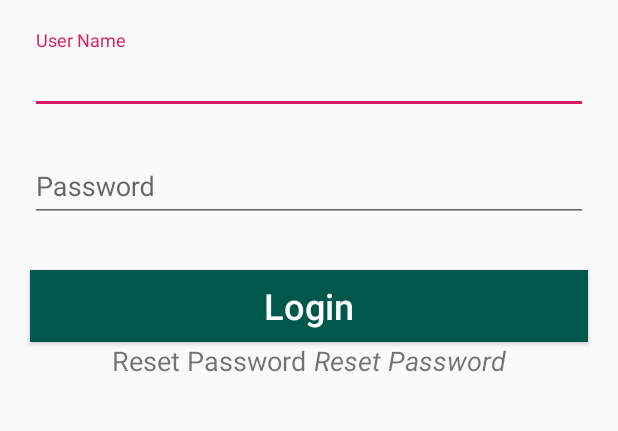
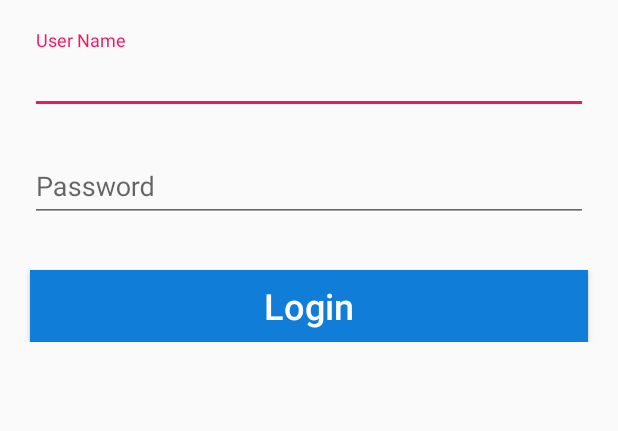
Before and after one commit to London18/team-1, an Android app: the layout login.xml on its own in the app's theme, with its tools: preview values and no code run, on a phone screen of 412 x 824 dp, the part 360-791 px from its top. Run offline under Robolectric (Android 15) with nearby library versions, the phone set to English and light mode, and no system bars; network calls fail.

Commit message:
refactored code

```diff
--- a/Android/JuliasHouse/app/src/main/java/com/example/pemil/juliashouse/LoginActivity.java
+++ b/Android/JuliasHouse/app/src/main/java/com/example/pemil/juliashouse/LoginActivity.java
@@ -3,6 +3,7 @@ package com.example.pemil.juliashouse;
 import android.content.Context;
 import android.content.Intent;
 import android.os.Bundle;
+import android.support.v7.app.ActionBar;
 import android.support.v7.app.AppCompatActivity;
 import android.util.Log;
 import android.content.SharedPreferences;
@@ -83,6 +84,11 @@ public class LoginActivity extends AppCompatActivity {
         super.onCreate(savedInstanceState);
         setContentView(R.layout.login);
         mInstance = this;
+
+        ActionBar actionBar = getSupportActionBar();
+        if (actionBar != null) {
+            actionBar.hide();
+        }
 
         // Check if UserResponse is Already Logged In
         savedUser = sharedPref.getString("username", "");
--- a/Android/JuliasHouse/app/src/main/java/com/example/pemil/juliashouse/SitActivity.java
+++ b/Android/JuliasHouse/app/src/main/java/com/example/pemil/juliashouse/SitActivity.java
@@ -1,6 +1,7 @@
 package com.example.pemil.juliashouse;
 
 import android.os.Bundle;
+import android.support.v7.app.ActionBar;
 import android.support.v7.app.AppCompatActivity;
 import android.widget.ArrayAdapter;
 import android.widget.Spinner;
@@ -13,6 +14,9 @@ public class SitActivity extends AppCompatActivity {
     protected void onCreate(Bundle savedInstanceState) {
         super.onCreate(savedInstanceState);
         setContentView(R.layout.sit_layout);
+
+        ActionBar actionBar = getSupportActionBar();
+        actionBar.hide();
         int id = getIntent().getIntExtra(NotificationUtils.ID, -1);
         Toast.makeText(getApplicationContext(), "Current sit is " + id, Toast.LENGTH_SHORT).show();
 
--- a/Android/JuliasHouse/app/src/main/res/layout/login.xml
+++ b/Android/JuliasHouse/app/src/main/res/layout/login.xml
@@ -64,42 +64,13 @@
                 android:layout_marginLeft="20dp"
                 android:layout_marginTop="24dp"
                 android:layout_marginRight="20dp"
-                android:background="@color/colorPrimaryDark"
+                android:background="@color/colorPrimary"
                 android:onClick="login"
                 android:text="Login"
                 android:textAllCaps="false"
                 android:textColor="@android:color/white"
                 android:textSize="24sp" />
 
-
-
-
-            <RelativeLayout
-                android:layout_width="wrap_content"
-                android:layout_height="wrap_content"
-                android:layout_gravity="center_horizontal"
-                android:orientation="horizontal">
-
-                <TextView
-                    android:id="@+id/text_signup"
-                    android:layout_width="wrap_content"
-                    android:layout_height="wrap_content"
-                    android:layout_marginBottom="24dp"
-                    android:text="@string/reset_passwd"
-                    android:textSize="18sp" />
-
-                <TextView
-                    android:id="@+id/link_signup"
-                    android:layout_width="wrap_content"
-                    android:layout_height="wrap_content"
-                    android:layout_marginBottom="24dp"
-                    android:layout_marginLeft="5dp"
-                    android:layout_toEndOf="@+id/text_signup"
-                    android:text="@string/reset_passwd"
-                    android:textSize="18sp"
-                    android:textStyle="italic" />
-            </RelativeLayout>
-
         </LinearLayout>
     <!--</ScrollView>-->
 
--- a/Android/JuliasHouse/app/src/main/res/values/colors.xml
+++ b/Android/JuliasHouse/app/src/main/res/values/colors.xml
@@ -1,6 +1,6 @@
 <?xml version="1.0" encoding="utf-8"?>
 <resources>
-    <color name="colorPrimary">#008577</color>
-    <color name="colorPrimaryDark">#00574B</color>
-    <color name="colorAccent">#D81B60</color>
+    <color name="colorPrimary">#107DD9</color>
+    <color name="colorPrimaryDark">#1d3371</color>
+    <color name="colorAccent">#F61360</color>
 </resources>
```
Also changed, not shown: Android/JuliasHouse/app/src/main/AndroidManifest.xml (+4 -5 lines), Android/JuliasHouse/app/src/main/java/com/example/pemil/juliashouse/MainActivity.java (+9 -3 lines).
